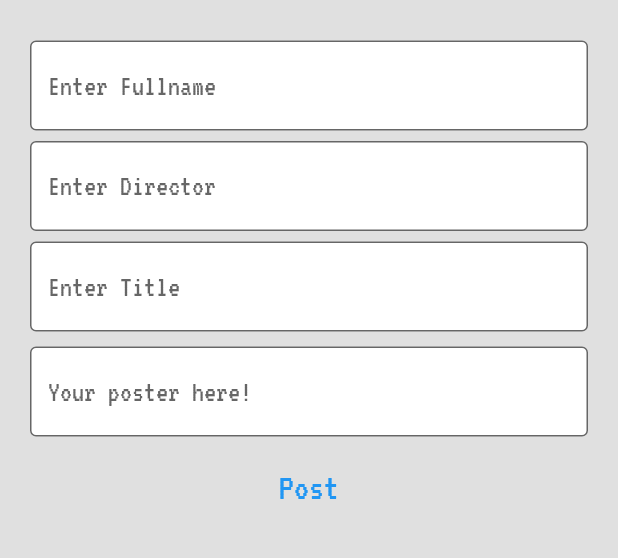
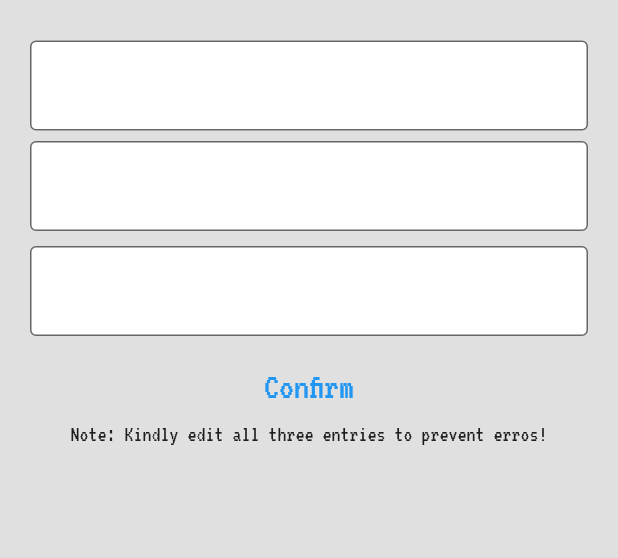
Before and after one commit to anjalikaushik20/Movies, a Flutter app: the MovieDetailLogin screen opened directly with empty values, after a tap on the "edit" icon, on a phone screen of 412 x 824 dp, the part 60-618 px from its top. Run offline on Flutter 3.47's test engine with Material 2 defaults, Android fonts, the phone set to English and light mode, and no system bars; our stand-ins replace cloud_firestore, firebase_auth, google_fonts, image_picker; accounts and stored records are empty.

Commit message:
edit-function

```diff
--- a/lib/Auth/movie-details-login.dart
+++ b/lib/Auth/movie-details-login.dart
@@ -154,7 +154,7 @@ class _MovieDetailLoginState extends State<MovieDetailLogin> {
   }
 
   void _edit() {
-    //var uid = widget.movie.documentID;
+    var uid = widget.movie.documentID;
     Navigator.push(
       context,
       MaterialPageRoute(
--- a/lib/movie/edit.dart
+++ b/lib/movie/edit.dart
@@ -27,7 +27,7 @@ class EditEntry extends StatefulWidget {
 }
 
 class _EditEntryState extends State<EditEntry> {
-  String name, occupation, title, description;
+  String name, title, description;
   bool _pressed = false;
   final databaseReference = Firestore.instance;
   int flag = 0;
@@ -78,11 +78,14 @@ class _EditEntryState extends State<EditEntry> {
                   children: <Widget>[
                     SizedBox(height: 7),
                     TextField(
+                      controller: TextEditingController(
+                        text: '${widget.movie.data['name']}',
+                        ),
                       style: GoogleFonts.vt323(fontSize: 20),
                       decoration: InputDecoration(
                         filled: true,
                         fillColor: Colors.white,
-                        hintText: 'Enter Fullname',
+                        //hintText: '${widget.movie.data['name']}',
                         border: OutlineInputBorder(),
                         focusedBorder: OutlineInputBorder(
                           borderSide:
@@ -96,29 +99,14 @@ class _EditEntryState extends State<EditEntry> {
                     ),
                     SizedBox(height: 7),
                     TextField(
+                      controller: TextEditingController(
+                        text: '${widget.movie.data['title']}',
+                        ),
                       style: GoogleFonts.vt323(fontSize: 20),
                       decoration: InputDecoration(
                         filled: true,
                         fillColor: Colors.white,
-                        hintText: 'Enter Director',
-                        border: OutlineInputBorder(),
-                        focusedBorder: OutlineInputBorder(
-                          borderSide:
-                              BorderSide(color: Colors.black, width: 2.0),
-                        ),
-                      ),
-                      textAlign: TextAlign.left,
-                      onChanged: (text) {
-                        this.occupation = text;
-                      },
-                    ),
-                    SizedBox(height: 7),
-                    TextField(
-                      style: GoogleFonts.vt323(fontSize: 20),
-                      decoration: InputDecoration(
-                        filled: true,
-                        fillColor: Colors.white,
-                        hintText: 'Enter Title',
+                        //hintText: '${widget.movie.data['title']}',
                         border: OutlineInputBorder(),
                         focusedBorder: OutlineInputBorder(
                           borderSide:
@@ -132,13 +120,16 @@ class _EditEntryState extends State<EditEntry> {
                     ),
                     SizedBox(height: 10),
                     TextField(
+                      controller: TextEditingController(
+                        text: '${widget.movie.data['description']}',
+                        ),
                       maxLines: 50,
                       minLines: 1,
                       style: GoogleFonts.vt323(fontSize: 20),
                       decoration: InputDecoration(
                         filled: true,
                         fillColor: Colors.white,
-                        hintText: 'Your poster here!',
+                        //hintText: '${widget.movie.data['description']}',
                         border: OutlineInputBorder(),
                         focusedBorder: OutlineInputBorder(
                           borderSide:
@@ -176,13 +167,15 @@ class _EditEntryState extends State<EditEntry> {
                           _post();
                         },
                         child: Text(
-                          'Post',
+                          'Confirm',
                           style: GoogleFonts.vt323(fontSize: 25),
                         ),
                         //textColor: _pressed ? Colors.white : Colors.black,
                         //color: _pressed ? Colors.black : Colors.white,
                       ),
                     ),
+                    Text("Note: Kindly edit all three entries to prevent erros!",
+                      style: GoogleFonts.vt323(fontSize: 15),),
                   ],
                 ),
               ),
@@ -194,11 +187,10 @@ class _EditEntryState extends State<EditEntry> {
   }
 
   void _post() async {
-    await databaseReference.collection("movies").document().updateData({
-      'description': description,
-      'name': name,
-      'occupation': occupation,
-      'title': title,
+    await databaseReference.collection("movies").document(widget.movie.documentID).updateData({
+      'description': description,//widget.movie.data['description'] + description,
+      'name': name,//widget.movie.data['name'] + name,
+      'title': title,//widget.movie.data['title'] + title,
     });
 
     flag = 1;
```
